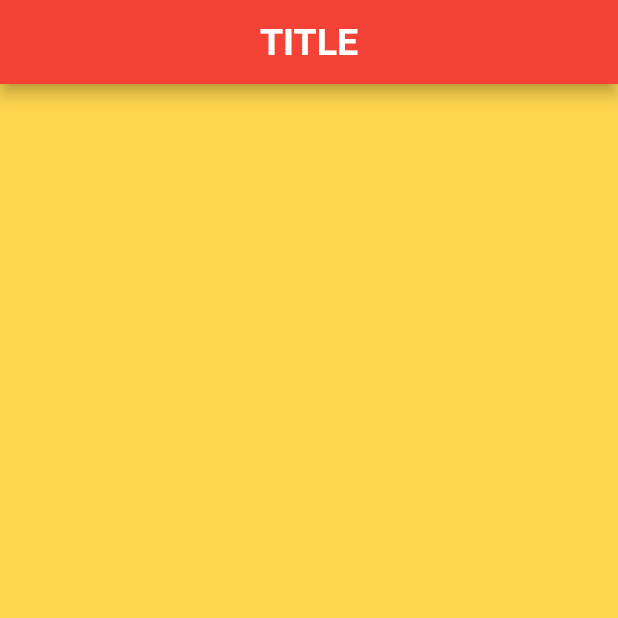
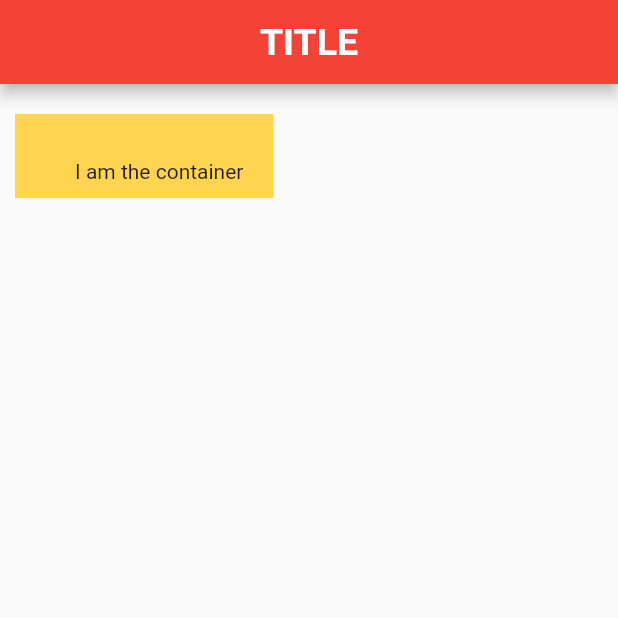
Before and after one commit to anukulpandey/Flutter4Beginners, a Flutter app: the screen it shows after launch, on a phone screen of 412 x 824 dp, the top half of it. Run offline on Flutter 3.47's test engine with Material 2 defaults, Android fonts, the phone set to English and light mode, and no system bars.

Commit message:
With Child

```diff
--- a/lib/main.dart
+++ b/lib/main.dart
@@ -19,7 +19,9 @@ class Home extends StatelessWidget {
       ),
       body:Container(
         color: Colors.amber[300] ,
-
+        child:Text("I am the container"),
+        margin: EdgeInsets.fromLTRB(10, 20, 30, 40),
+        padding: EdgeInsets.fromLTRB(40, 30, 20, 10),
         )
       );
   }
```
